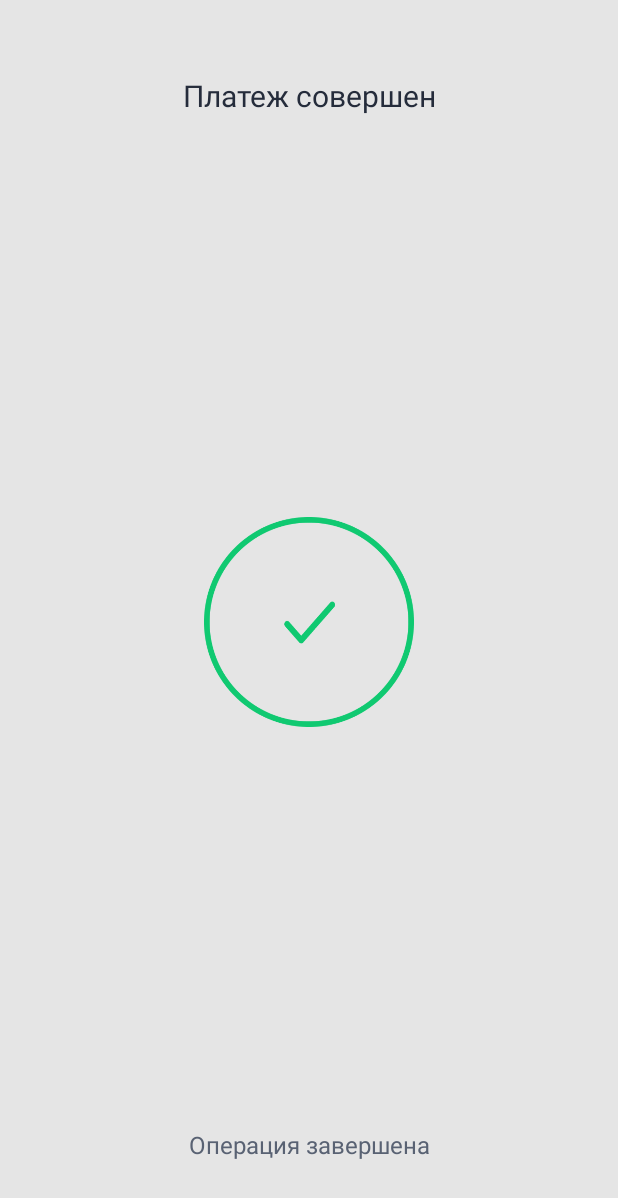
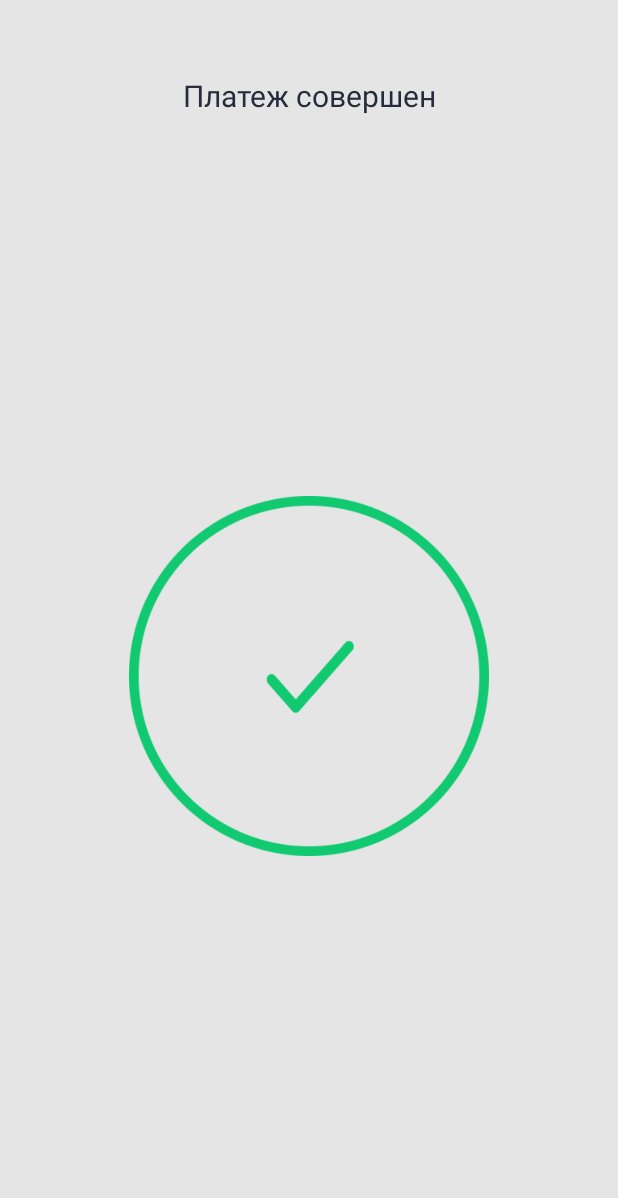
Before and after one commit to samosudov/rtfm-hackathon-android, an Android app: the layout fragment_scan_result.xml on its own in the app's theme, with its tools: preview values and no code run, on a phone screen of 412 x 824 dp. Shown: the top 1198 px of the screen. Run offline under Robolectric (Android 15) with nearby library versions, the light colour scheme and no system bars.

```diff
--- a/app/src/main/res/layout/fragment_scan_result.xml
+++ b/app/src/main/res/layout/fragment_scan_result.xml
@@ -22,15 +22,40 @@
     <ImageView
         android:id="@+id/iv_show_qr"
         android:layout_width="wrap_content"
-        android:layout_height="wrap_content"
-        tools:layout_width="match_parent"
-        tools:layout_height="200dp"
+        android:layout_height="300dp"
         android:padding="30dp"
         android:src="@drawable/success_icon"
         app:layout_constraintStart_toStartOf="parent"
         app:layout_constraintTop_toBottomOf="@id/tv_title"
         app:layout_constraintEnd_toEndOf="parent"
-        app:layout_constraintBottom_toTopOf="@id/tv_explain"/>
+        app:layout_constraintBottom_toTopOf="@id/cancel"/>
+
+    <Button
+        android:id="@+id/cancel"
+        android:text="Отмена"
+        style="@style/btnStyle"
+        android:layout_width="0dp"
+        android:layout_marginBottom="44dp"
+        android:background="@drawable/btn_white"
+        android:textColor="@color/fontLight"
+        android:visibility="gone"
+        app:layout_constraintEnd_toStartOf="@id/cash"
+        app:layout_constraintStart_toStartOf="parent"
+        app:layout_constraintBottom_toBottomOf="parent"
+        app:layout_constraintHorizontal_weight="1"/>
+
+    <Button
+        android:id="@+id/cash"
+        android:text="Оплата наличными"
+        style="@style/btnStyle"
+        android:layout_width="0dp"
+        android:layout_marginBottom="44dp"
+        android:background="@drawable/btn_green"
+        android:visibility="gone"
+        app:layout_constraintStart_toEndOf="@id/cancel"
+        app:layout_constraintEnd_toEndOf="parent"
+        app:layout_constraintBottom_toBottomOf="parent"
+        app:layout_constraintHorizontal_weight="2"/>
 
     <TextView
         android:id="@+id/tv_explain"
@@ -41,6 +66,7 @@
         tools:text="Операция завершена"
         android:textColor="@color/fontLight"
         android:textSize="16sp"
+        android:visibility="gone"
         app:layout_constraintBottom_toBottomOf="parent"
         app:layout_constraintStart_toStartOf="parent"
         app:layout_constraintEnd_toEndOf="parent"/>
```
Also changed, not shown: app/src/main/java/work/samosudov/rtfm/ui/decoder/DecoderActivity.java (+18 -0 lines), app/src/main/java/work/samosudov/rtfm/ui/decoder/ScanResultFragment.java (+38 -12 lines).
